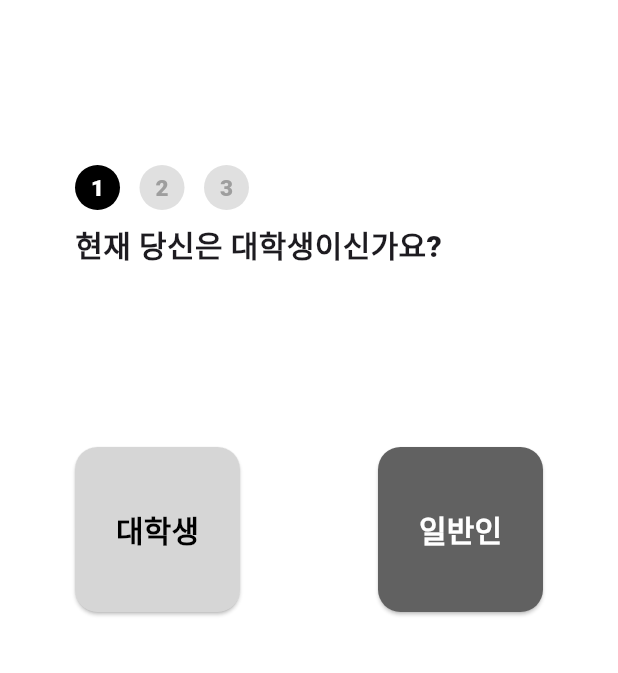
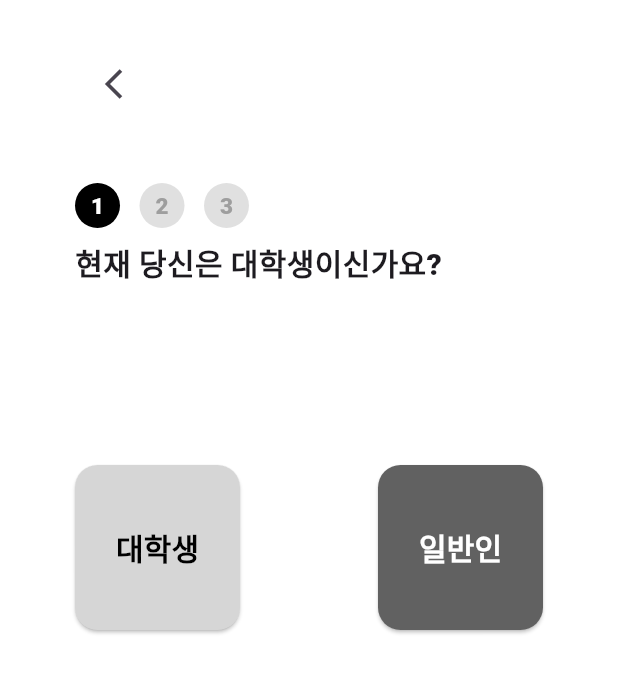
Before and after one commit to Hansung-Gourmet/flutter-app, a Flutter app: the SignupScreen screen opened directly, on a phone screen of 412 x 824 dp. Shown: the top 673 px of the screen. Run offline on Flutter 3.47's test engine with Material 3 defaults, Android fonts, the phone set to English and light mode, and no system bars; our stand-ins replace cached_network_image, cloud_firestore, firebase_auth, firebase_core, firebase_storage, geolocator and 4 more; missing offline and left inert: dart:ffi, firebase_app_check; accounts and stored records are empty.

Commit message:
update : recent!

```diff
--- a/gourmet/lib/main.dart
+++ b/gourmet/lib/main.dart
@@ -1,4 +1,5 @@
 import 'package:firebase_app_check/firebase_app_check.dart';
+import 'package:firebase_auth/firebase_auth.dart';
 import 'package:flutter/material.dart';
 import "package:firebase_core/firebase_core.dart";
 import 'package:gourmet_app/screens/loginScreen.dart';
@@ -21,11 +22,8 @@ class MyApp extends StatelessWidget {
       WidgetsFlutterBinding.ensureInitialized();
       await Firebase.initializeApp(
         options: DefaultFirebaseOptions.currentPlatform,
-        name: 'gourmet',
       );
-      // await FirebaseAppCheck.instance.activate(
-      //   androidProvider: AndroidProvider.debug,
-      // );
+      print("Firebase초기화 성공!");
 
       await Future.delayed(Duration(seconds: 1));
     }
--- a/gourmet/lib/screens/loginScreen.dart
+++ b/gourmet/lib/screens/loginScreen.dart
@@ -217,12 +217,11 @@ class _LoginscreenState extends State<LoginScreen> {
                           ),
                         ),
                         onPressed: (){
-                          Navigator.pushAndRemoveUntil(
+                          Navigator.push(
                               context,
                               MaterialPageRoute(builder: (context){
                                 return SignupScreen();
-                              }),
-                                  (route)=>false
+                              })
                           );
                         },
                         child: Text("회원가입 하기",
--- a/gourmet/lib/screens/signupScreen.dart
+++ b/gourmet/lib/screens/signupScreen.dart
@@ -135,10 +135,24 @@ class _State extends State<SignupScreen> {
               child: Container(
                 padding: EdgeInsets.symmetric(horizontal: 50),
                 child: Column(
-                  crossAxisAlignment: CrossAxisAlignment.start,
                   children: [
                     SizedBox(
-                      height: 110,
+                      height: 40,
+                    ),
+                    Container(
+                      margin: EdgeInsets.only(right: 250),
+                      padding:EdgeInsets.only(right: 10),
+                      child: IconButton(
+                          visualDensity: VisualDensity(horizontal: -4, vertical: -4), // 버튼 간격 줄이기
+                          padding: EdgeInsets.zero, // 패딩 제거
+                          onPressed: (){
+                            Navigator.pop(context);
+                          },
+                          icon: Icon(Icons.arrow_back_ios_sharp)
+                      ),
+                    ),
+                    SizedBox(
+                      height: 50,
                     ),
                     Row(
                       children: [
```
Also changed, not shown: gourmet/lib/screens/restaurantDetailsScreen.dart (+49 -4 lines), 1 other file.
